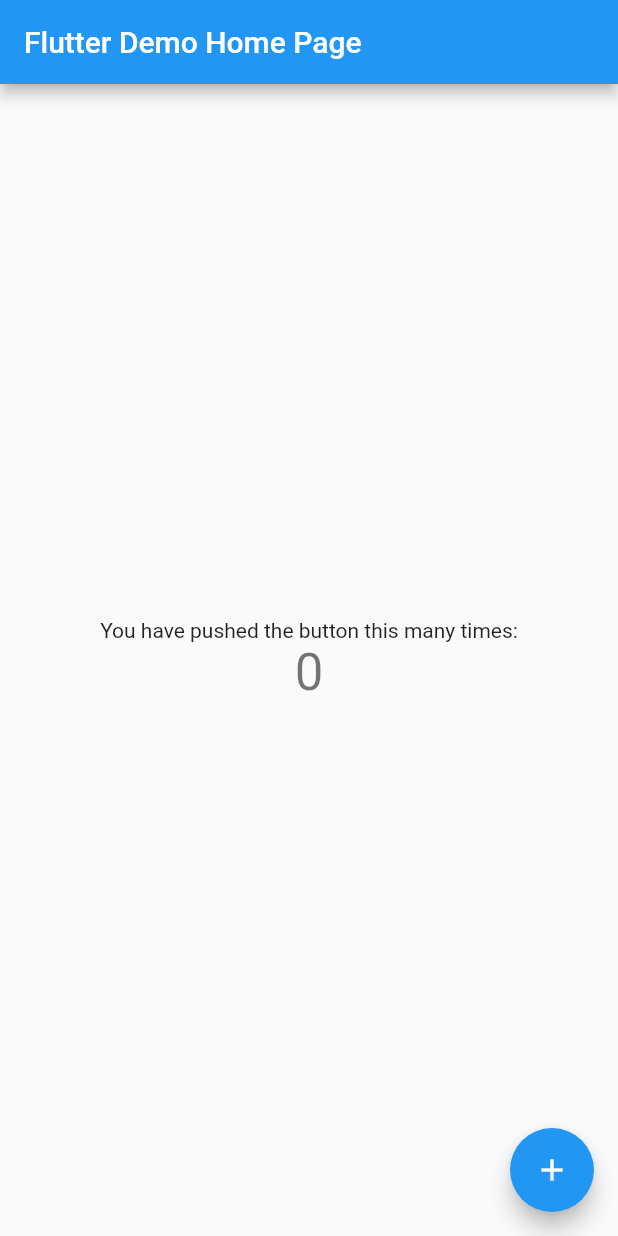
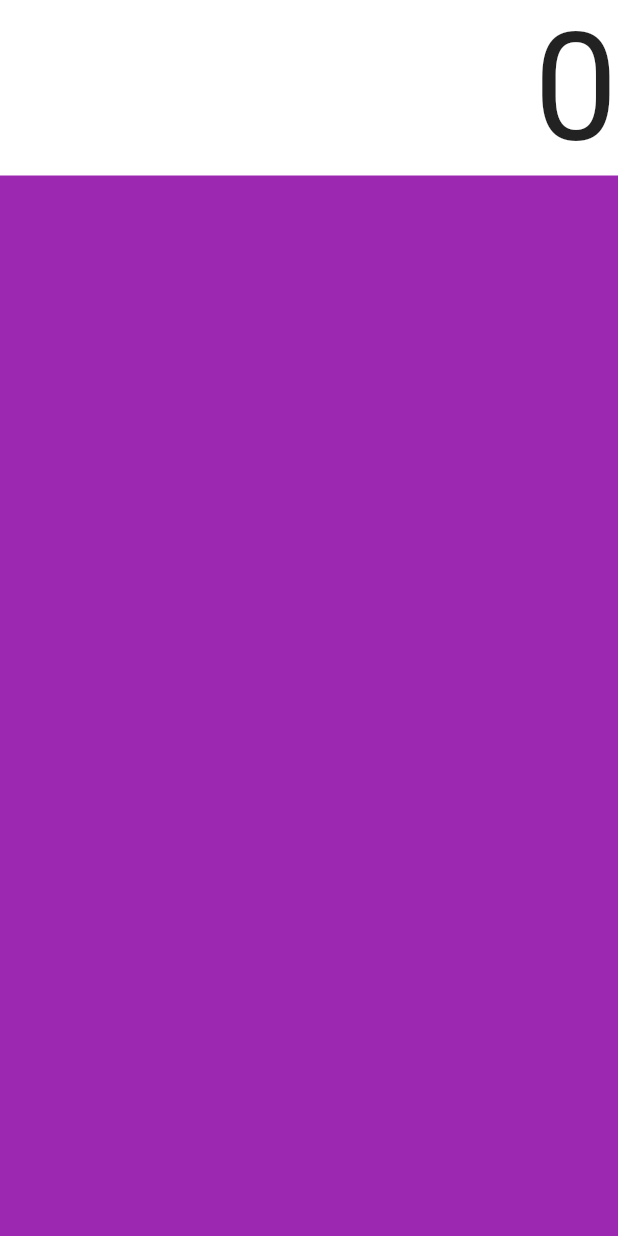
Before and after one commit to omongo/flutter-calculator, a Flutter app: the screen it shows after launch, on a phone screen of 412 x 824 dp. Run offline on Flutter 3.47's test engine with Material 2 defaults, Android fonts, the phone set to English and light mode, and no system bars.

Commit message:
create output widget to display zero

```diff
--- a/lib/main.dart
+++ b/lib/main.dart
@@ -3,21 +3,11 @@ import 'package:flutter/material.dart';
 void main() => runApp(MyApp());
 
 class MyApp extends StatelessWidget {
-  // This widget is the root of your application.
   @override
   Widget build(BuildContext context) {
     return MaterialApp(
       title: 'Flutter Demo',
       theme: ThemeData(
-        // This is the theme of your application.
-        //
-        // Try running your application with "flutter run". You'll see the
-        // application has a blue toolbar. Then, without quitting the app, try
-        // changing the primarySwatch below to Colors.green and then invoke
-        // "hot reload" (press "r" in the console where you ran "flutter run",
-        // or simply save your changes to "hot reload" in a Flutter IDE).
-        // Notice that the counter didn't reset back to zero; the application
-        // is not restarted.
         primarySwatch: Colors.blue,
       ),
       home: MyHomePage(title: 'Flutter Demo Home Page'),
@@ -27,15 +17,6 @@ class MyApp extends StatelessWidget {
 
 class MyHomePage extends StatefulWidget {
   MyHomePage({Key key, this.title}) : super(key: key);
-
-  // This widget is the home page of your application. It is stateful, meaning
-  // that it has a State object (defined below) that contains fields that affect
-  // how it looks.
-
-  // This class is the configuration for the state. It holds the values (in this
-  // case the title) provided by the parent (in this case the App widget) and
-  // used by the build method of the State. Fields in a Widget subclass are
-  // always marked "final".
 
   final String title;
 
@@ -48,64 +29,48 @@ class _MyHomePageState extends State<MyHomePage> {
 
   void _incrementCounter() {
     setState(() {
-      // This call to setState tells the Flutter framework that something has
-      // changed in this State, which causes it to rerun the build method below
-      // so that the display can reflect the updated values. If we changed
-      // _counter without calling setState(), then the build method would not be
-      // called again, and so nothing would appear to happen.
       _counter++;
     });
   }
 
   @override
   Widget build(BuildContext context) {
-    // This method is rerun every time setState is called, for instance as done
-    // by the _incrementCounter method above.
-    //
-    // The Flutter framework has been optimized to make rerunning build methods
-    // fast, so that you can just rebuild anything that needs updating rather
-    // than having to individually change instances of widgets.
     return Scaffold(
-      appBar: AppBar(
-        // Here we take the value from the MyHomePage object that was created by
-        // the App.build method, and use it to set our appbar title.
-        title: Text(widget.title),
-      ),
-      body: Center(
-        // Center is a layout widget. It takes a single child and positions it
-        // in the middle of the parent.
-        child: Column(
-          // Column is also a layout widget. It takes a list of children and
-          // arranges them vertically. By default, it sizes itself to fit its
-          // children horizontally, and tries to be as tall as its parent.
-          //
-          // Invoke "debug painting" (press "p" in the console, choose the
-          // "Toggle Debug Paint" action from the Flutter Inspector in Android
-          // Studio, or the "Toggle Debug Paint" command in Visual Studio Code)
-          // to see the wireframe for each widget.
-          //
-          // Column has various properties to control how it sizes itself and
-          // how it positions its children. Here we use mainAxisAlignment to
-          // center the children vertically; the main axis here is the vertical
-          // axis because Columns are vertical (the cross axis would be
-          // horizontal).
-          mainAxisAlignment: MainAxisAlignment.center,
-          children: <Widget>[
-            Text(
-              'You have pushed the button this many times:',
-            ),
-            Text(
-              '$_counter',
-              style: Theme.of(context).textTheme.display1,
-            ),
-          ],
+      body: SafeArea(
+        child: Container(
+          color: Colors.purple,
+          child: Column(
+            crossAxisAlignment: CrossAxisAlignment.stretch,
+            children: <Widget>[
+              _output(),
+              _input(),
+            ],
+          ),
         ),
       ),
-      floatingActionButton: FloatingActionButton(
-        onPressed: _incrementCounter,
-        tooltip: 'Increment',
-        child: Icon(Icons.add),
-      ), // This trailing comma makes auto-formatting nicer for build methods.
+    );
+  }
+
+  Widget _output() {
+    return Container(
+      color: Colors.white,
+      child: Row(
+        mainAxisAlignment: MainAxisAlignment.end,
+        children: <Widget>[
+          Text(
+            '0',
+            style: TextStyle(
+              fontSize: 100,
+            ),
+          ),
+        ],
+      ),
+    );
+  }
+
+  Widget _input() {
+    return Column(
+      children: <Widget>[],
     );
   }
 }
```
